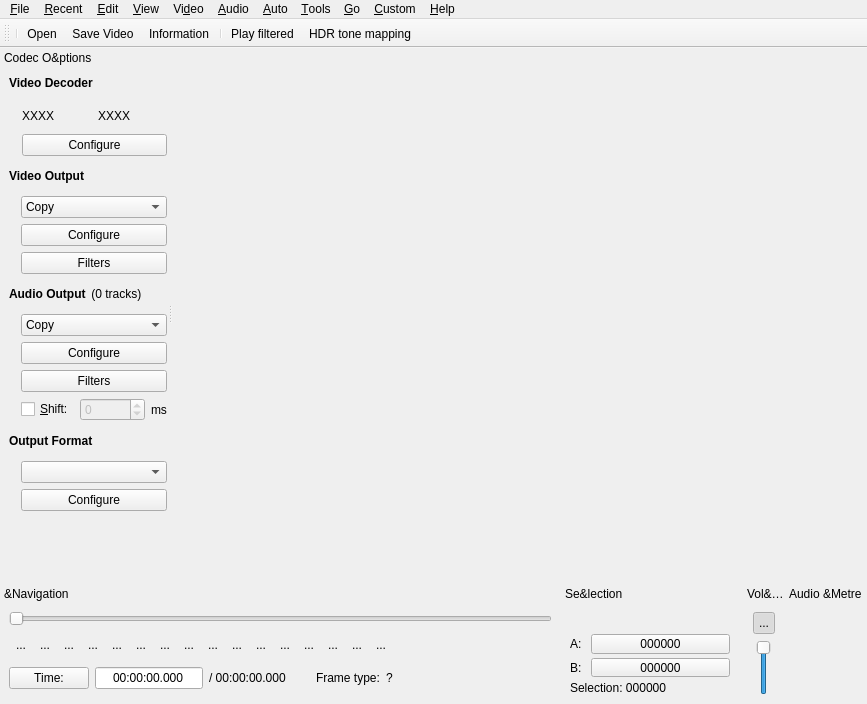
mean00/avidemux2, file avidemux/qt4/ADM_userInterfaces/ADM_gui/gui2.ui: the form before one commit.
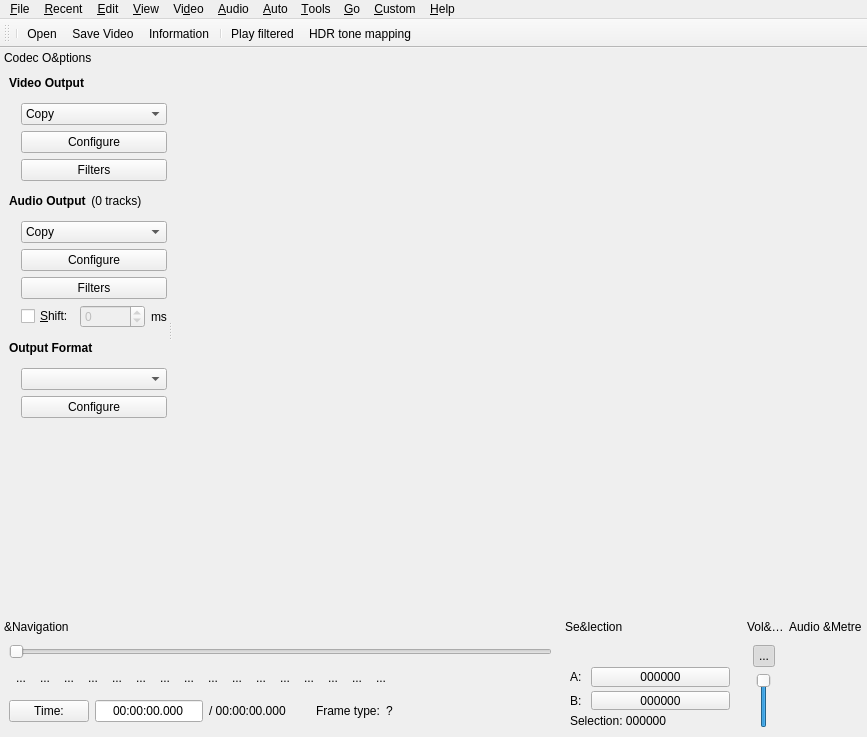
The form after the commit. Icons and pictures are not drawn. Custom widgets are drawn as their Qt base class.

Commit message: [GUI] remove "Video decoder" group from codec options widget

What changed in the file:
```diff
--- a/avidemux/qt4/ADM_userInterfaces/ADM_gui/gui2.ui
+++ b/avidemux/qt4/ADM_userInterfaces/ADM_gui/gui2.ui
@@ -8,7 +8,7 @@
     <x>0</x>
     <y>0</y>
     <width>867</width>
-    <height>704</height>
+    <height>737</height>
    </rect>
   </property>
   <property name="windowTitle">
@@ -252,133 +252,6 @@
        <property name="sizeConstraint">
         <enum>QLayout::SetDefaultConstraint</enum>
        </property>
-       <item>
-        <widget class="QLabel" name="label_7">
-         <property name="text">
-          <string>&lt;b&gt;Video Decoder&lt;/b&gt;</string>
-         </property>
-        </widget>
-       </item>
-       <item>
-        <spacer name="verticalSpacer_7">
-         <property name="orientation">
-          <enum>Qt::Vertical</enum>
-         </property>
-         <property name="sizeType">
-          <enum>QSizePolicy::Fixed</enum>
-         </property>
-         <property name="sizeHint" stdset="0">
-          <size>
-           <width>20</width>
-           <height>13</height>
-          </size>
-         </property>
-        </spacer>
-       </item>
-       <item>
-        <layout class="QHBoxLayout" name="videoLayout_2">
-         <property name="spacing">
-          <number>0</number>
-         </property>
-         <property name="leftMargin">
-          <number>0</number>
-         </property>
-         <property name="topMargin">
-          <number>0</number>
-         </property>
-         <property name="rightMargin">
-          <number>0</number>
-         </property>
-         <property name="bottomMargin">
-          <number>0</number>
-         </property>
-         <item>
-          <spacer>
-           <property name="orientation">
-            <enum>Qt::Horizontal</enum>
-           </property>
-           <property name="sizeType">
-            <enum>QSizePolicy::Fixed</enum>
-           </property>
-           <property name="sizeHint" stdset="0">
-            <size>
-             <width>13</width>
-             <height>53</height>
-            </size>
-           </property>
-          </spacer>
-         </item>
-         <item>
-          <layout class="QVBoxLayout" name="_6">
-           <property name="spacing">
-            <number>6</number>
-           </property>
-           <property name="leftMargin">
-            <number>0</number>
-           </property>
-           <property name="topMargin">
-            <number>0</number>
-           </property>
-           <property name="rightMargin">
-            <number>0</number>
-           </property>
-           <property name="bottomMargin">
-            <number>0</number>
-           </property>
-           <item>
-            <layout class="QHBoxLayout" name="horizontalLayout_4">
-             <item>
-              <widget class="QLabel" name="labelVideoDecoder">
-               <property name="text">
-                <string>XXXX</string>
-               </property>
-              </widget>
-             </item>
-             <item>
-              <widget class="QLabel" name="labelDisplay">
-               <property name="text">
-                <string>XXXX</string>
-               </property>
-              </widget>
-             </item>
-            </layout>
-           </item>
-           <item>
-            <widget class="QPushButton" name="pushButtonDecoderConf">
-             <property name="enabled">
-              <bool>true</bool>
-             </property>
-             <property name="sizePolicy">
-              <sizepolicy hsizetype="Minimum" vsizetype="Fixed">
-               <horstretch>0</horstretch>
-               <verstretch>0</verstretch>
-              </sizepolicy>
-             </property>
-             <property name="text">
-              <string>Configure</string>
-             </property>
-            </widget>
-           </item>
-          </layout>
-         </item>
-        </layout>
-       </item>
-       <item>
-        <spacer name="verticalSpacer_11">
-         <property name="orientation">
-          <enum>Qt::Vertical</enum>
-         </property>
-         <property name="sizeType">
-          <enum>QSizePolicy::Fixed</enum>
-         </property>
-         <property name="sizeHint" stdset="0">
-          <size>
-           <width>20</width>
-           <height>13</height>
-          </size>
-         </property>
-        </spacer>
-       </item>
        <item>
         <widget class="QLabel" name="label_3">
          <property name="sizePolicy">
```
Left out of the diff: 3 changed lines with no effect on the pictures. The commit also changes 2 other files.
